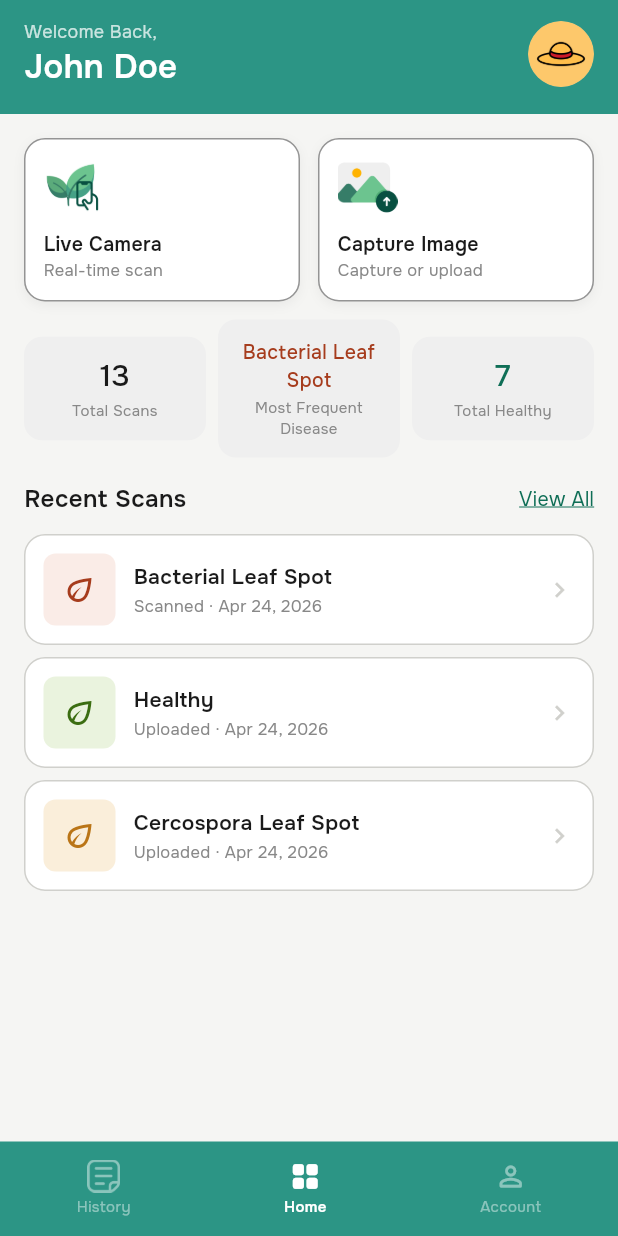
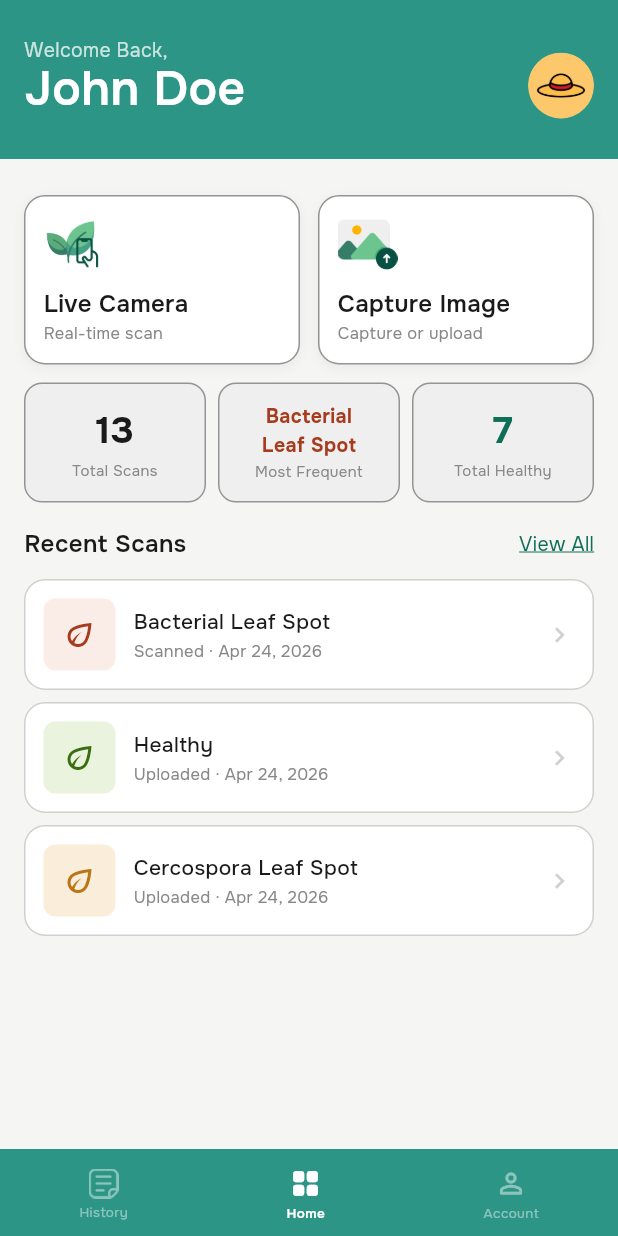
Before and after one commit to hrspnd/CapsiCAM, a Flutter app: the screen it shows after launch, on a phone screen of 412 x 824 dp. Run offline on Flutter 3.47's test engine with Material 3 defaults, Android fonts, the phone set to English and light mode, and no system bars; our stand-ins replace go_router.

Commit message:
commit — project setup and dashboard screen
- added dependencies: tflite_flutter, camera, image_picker, image, go_router, supabase_flutter, sqflite
- added Onest font family (Regular, Medium, SemiBold, Bold)
- added app constants: colors, text styles, spacing, routes, asset paths
- set up GoRouter with placeholder routes for all screens
- built dashboard screen with:
  - teal header with username and avatar
  - live camera and capture image action buttons with icons
  - stat cards: total scans, most frequent disease, total healthy
  - recent scans list with disease label, image source, date, chevron
  - empty state for when no scans exist
  - bottom nav: history, home, account
- changed app icon to app logo

```diff
--- a/lib/screens/dashboard_screen.dart
+++ b/lib/screens/dashboard_screen.dart
@@ -9,7 +9,7 @@ import '../constants.dart';
 class ScanResult {
   final String id;
   final String disease;
-  final String imageSource;   // 'Scanned' or 'Uploaded'
+  final String imageSource; // 'Scanned' or 'Uploaded'
   final String date;
   final double confidence;
   final String? imagePath;
@@ -36,7 +36,6 @@ class DashboardScreen extends StatefulWidget {
 }
 
 class _DashboardScreenState extends State<DashboardScreen> {
-
   // ── Supabase data ─────────────────────────────────────────
   // TODO: Replace with real data from Supabase
   // These will come from:
@@ -47,9 +46,10 @@ class _DashboardScreenState extends State<DashboardScreen> {
   final String _userName = 'John Doe';
 
   // Placeholder stats — replace with Supabase query results
-  final int _totalScans     = 13;
-  final int _totalHealthy   = 7;
-  final String? _mostFrequentDisease = 'Bacterial_Leaf_Spot'; // null if no scans
+  final int _totalScans = 13;
+  final int _totalHealthy = 7;
+  final String? _mostFrequentDisease =
+      'Bacterial_Leaf_Spot'; // null if no scans
 
   // Placeholder recent scans — replace with Supabase query results
   final List<ScanResult> _recentScans = [
@@ -104,7 +104,7 @@ class _DashboardScreenState extends State<DashboardScreen> {
   /// Returns display text for most frequent disease card
   String get _mostFrequentDisplay {
     if (_totalScans == 0 || _mostFrequentDisease == null) return 'None';
-    return _formatDisease(_mostFrequentDisease!);
+    return "Bacterial\nLeaf Spot";
   }
 
   // ── UI ────────────────────────────────────────────────────
@@ -117,7 +117,12 @@ class _DashboardScreenState extends State<DashboardScreen> {
           _buildHeader(),
           Expanded(
             child: Padding(
-              padding: const EdgeInsets.all(AppSpacing.lg),
+              padding: const EdgeInsets.only(
+                top: AppSpacing.xxl, // increase this for more space at top
+                left: AppSpacing.lg,
+                right: AppSpacing.lg,
+                bottom: AppSpacing.lg,
+              ),
               child: Column(
                 crossAxisAlignment: CrossAxisAlignment.start,
                 children: [
@@ -141,10 +146,10 @@ class _DashboardScreenState extends State<DashboardScreen> {
     return Container(
       color: AppColors.primary,
       padding: EdgeInsets.only(
-        top: MediaQuery.of(context).padding.top + AppSpacing.md,
+        top: MediaQuery.of(context).padding.top + 32,
         left: AppSpacing.lg,
         right: AppSpacing.lg,
-        bottom: AppSpacing.lg,
+        bottom: AppSpacing.xxl,
       ),
       child: Row(
         mainAxisAlignment: MainAxisAlignment.spaceBetween,
@@ -155,14 +160,16 @@ class _DashboardScreenState extends State<DashboardScreen> {
               Text(
                 'Welcome Back,',
                 style: TextStyle(
-                  fontSize: 12,
+                  fontSize: 13,
                   color: Colors.white.withOpacity(0.75),
+                  height: 0.3,
                 ),
               ),
+              // const SizedBox(height: 0),
               Text(
                 _userName,
                 style: const TextStyle(
-                  fontSize: 22,
+                  fontSize: 32,
                   fontWeight: FontWeight.w600,
                   color: Colors.white,
                 ),
@@ -244,7 +251,7 @@ class _DashboardScreenState extends State<DashboardScreen> {
         Expanded(
           child: _StatCard(
             value: _mostFrequentDisplay,
-            label: 'Most Frequent\nDisease',
+            label: 'Most Frequent',
             valueColor: _totalScans == 0
                 ? AppColors.textSecondary
                 : AppColors.bacterial,
@@ -305,9 +312,9 @@ class _DashboardScreenState extends State<DashboardScreen> {
             Expanded(
               child: Column(
                 children: _recentScans
-                    .map((scan) => Padding(
-                          padding:
-                              const EdgeInsets.only(bottom: AppSpacing.sm),
+                    .map(
+                      (scan) => Padding(
+                        padding: const EdgeInsets.only(bottom: AppSpacing.sm),
                         child: _ScanItem(
                           scan: scan,
                           onTap: () {
@@ -318,7 +325,8 @@ class _DashboardScreenState extends State<DashboardScreen> {
                             // );
                           },
                         ),
-                        ))
+                      ),
+                    )
                     .toList(),
               ),
             ),
@@ -343,11 +351,8 @@ class _DashboardScreenState extends State<DashboardScreen> {
             width: 40,
             height: 40,
             color: AppColors.primary,
-            errorBuilder: (_, __, ___) => const Icon(
-              Icons.history,
-              size: 40,
-              color: AppColors.primary,
-            ),
+            errorBuilder: (_, __, ___) =>
+                const Icon(Icons.history, size: 40, color: AppColors.primary),
           ),
           const SizedBox(height: AppSpacing.sm),
           const Text(
@@ -369,7 +374,7 @@ class _DashboardScreenState extends State<DashboardScreen> {
     return Container(
       color: AppColors.primary,
       padding: EdgeInsets.only(
-        bottom: MediaQuery.of(context).padding.bottom + AppSpacing.md,
+        bottom: MediaQuery.of(context).padding.bottom + AppSpacing.sm,
         top: AppSpacing.md,
       ),
       child: Row(
@@ -386,12 +391,14 @@ class _DashboardScreenState extends State<DashboardScreen> {
             label: 'Home',
             isActive: _currentNavIndex == 1,
             onTap: () => _onNavTap(1),
+            iconSize: 22,
           ),
           _NavItem(
             icon: Icons.person_outline_rounded,
             label: 'Account',
             isActive: _currentNavIndex == 2,
             onTap: () => _onNavTap(2),
+            iconSize: 22,
           ),
         ],
       ),
@@ -451,7 +458,7 @@ class _ActionButton extends StatelessWidget {
             Text(
               label,
               style: const TextStyle(
-                fontSize: 13,
+                fontSize: 16,
                 fontWeight: FontWeight.w600,
                 color: AppColors.textPrimary,
               ),
@@ -475,17 +482,21 @@ class _StatCard extends StatelessWidget {
   final String label;
   final Color? valueColor;
   final double? valueFontSize;
+  final FontWeight? valueFontWeight;
 
   const _StatCard({
     required this.value,
     required this.label,
     this.valueColor,
     this.valueFontSize,
+    this.valueFontWeight,
   });
 
   @override
   Widget build(BuildContext context) {
-    return Container(
+    return SizedBox(
+      height: 80,
+      child: Container(
         padding: const EdgeInsets.symmetric(
           horizontal: AppSpacing.sm,
           vertical: AppSpacing.md,
@@ -493,15 +504,18 @@ class _StatCard extends StatelessWidget {
         decoration: BoxDecoration(
           color: AppColors.surfaceGray,
           borderRadius: BorderRadius.circular(AppRadius.md),
+          border: Border.all(color: AppColors.border),
         ),
         child: Column(
+          mainAxisAlignment: MainAxisAlignment.center,
           children: [
             Text(
               value,
               textAlign: TextAlign.center,
               style: TextStyle(
-              fontSize: valueFontSize ?? 20,
-              fontWeight: FontWeight.w500,
+                fontSize: valueFontSize ?? 25,
+                fontWeight: FontWeight.w700,
+                fontFamily: 'Onest',
                 color: valueColor ?? AppColors.textPrimary,
               ),
             ),
@@ -515,6 +529,7 @@ class _StatCard extends StatelessWidget {
               ),
             ),
           ],
+        ),
       ),
     );
   }
@@ -555,10 +570,7 @@ class _ScanItem extends StatelessWidget {
               child: scan.imagePath != null
                   ? ClipRRect(
                       borderRadius: BorderRadius.circular(AppRadius.sm),
-                      child: Image.asset(
-                        scan.imagePath!,
-                        fit: BoxFit.cover,
-                      ),
+                      child: Image.asset(scan.imagePath!, fit: BoxFit.cover),
                     )
                   : Icon(
                       Icons.eco_outlined,
@@ -578,7 +590,7 @@ class _ScanItem extends StatelessWidget {
                     scan.disease.replaceAll('_', ' '),
                     style: const TextStyle(
                       fontSize: 14,
-                      fontWeight: FontWeight.w600,
+                      fontWeight: FontWeight.w500,
                       color: AppColors.textPrimary,
                     ),
                   ),
@@ -613,6 +625,7 @@ class _NavItem extends StatelessWidget {
   final VoidCallback onTap;
   final String? iconPath;
   final IconData? icon;
+  final double iconSize;
 
   const _NavItem({
     required this.label,
@@ -620,13 +633,12 @@ class _NavItem extends StatelessWidget {
     required this.onTap,
     this.iconPath,
     this.icon,
+    this.iconSize = 22,
   });
 
   @override
   Widget build(BuildContext context) {
-    final color = isActive
-        ? Colors.white
-        : Colors.white.withOpacity(0.45);
+    final color = isActive ? Colors.white : Colors.white.withOpacity(0.45);
 
     return GestureDetector(
       onTap: onTap,
@@ -636,25 +648,21 @@ class _NavItem extends StatelessWidget {
           if (iconPath != null)
             Image.asset(
               iconPath!,
-              width: 22,
-              height: 22,
+              width: 20,
+              height: 20,
               color: color,
-              errorBuilder: (_, __, ___) => Icon(
-                Icons.history,
-                color: color,
-                size: 22,
-              ),
+              errorBuilder: (_, __, ___) =>
+                  Icon(Icons.history, color: color, size: 22),
             )
           else
-            Icon(icon, color: color, size: 22),
+            Icon(icon, color: color, size: iconSize),
           const SizedBox(height: 3),
           Text(
             label,
             style: TextStyle(
-              fontSize: 10,
+              fontSize: 9,
               color: color,
-              fontWeight:
-                  isActive ? FontWeight.w600 : FontWeight.normal,
+              fontWeight: isActive ? FontWeight.w600 : FontWeight.normal,
             ),
           ),
         ],
```
Lines whose indentation alone changed are shown as unchanged.
